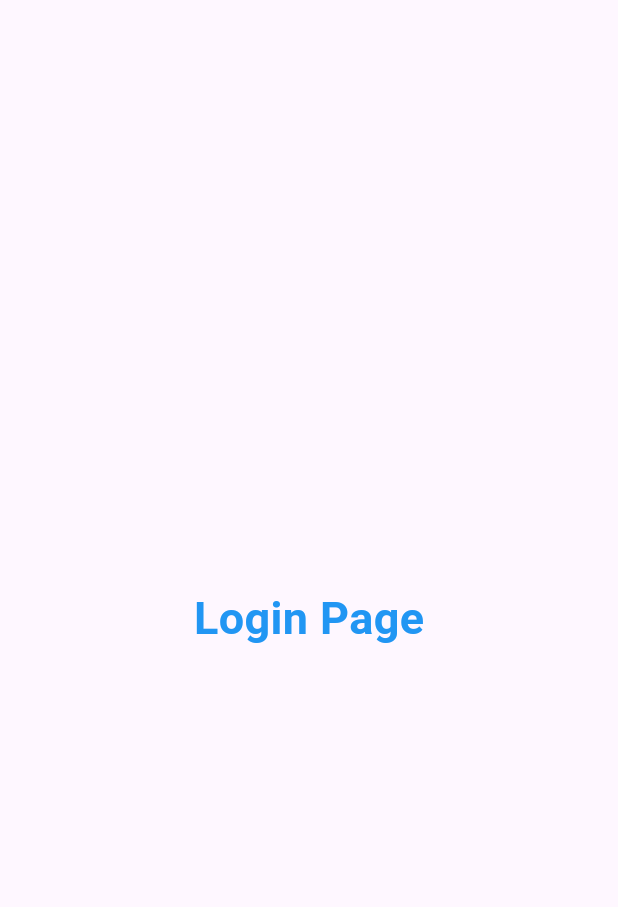
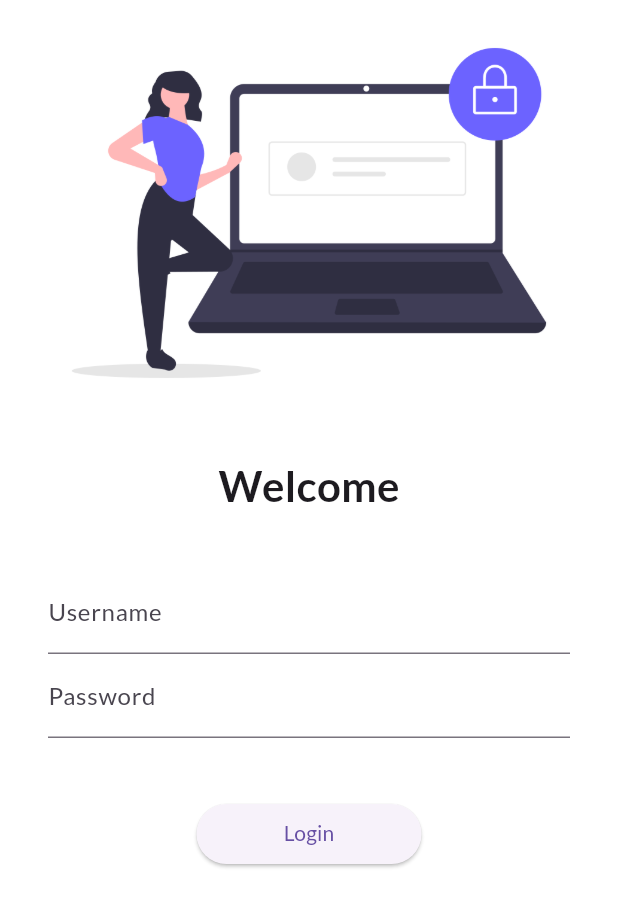
Before and after one commit to rushi055/Flutter30days, a Flutter app: the screen it shows after launch, on a phone screen of 412 x 824 dp. Shown: the top 907 px of the screen. Run offline on Flutter 3.47's test engine with Material 3 defaults, Android fonts, the phone set to English and light mode, and no system bars; our stand-ins replace google_fonts.

Commit message:
Day 4 completed

```diff
--- a/lib/main.dart
+++ b/lib/main.dart
@@ -1,6 +1,7 @@
 import 'package:flutter/material.dart';
 import 'package:flutter_catalog/pages/login_page.dart';
-
+import 'package:flutter_catalog/utils/routes.dart';
+import 'package:google_fonts/google_fonts.dart';
 import 'pages/home_page.dart';
 
 void main() {
@@ -12,16 +13,18 @@ class MyApp extends StatelessWidget {
   Widget build(BuildContext context) {
     return MaterialApp(
       themeMode: ThemeMode.light,
-      theme: ThemeData(primarySwatch: Colors.deepPurple),
+      theme: ThemeData(
+        primarySwatch: Colors.deepPurple,
+        fontFamily: GoogleFonts.lato().fontFamily,
+      ),
       darkTheme: ThemeData(
         brightness: Brightness.dark,
       ),
-      //initialRoute: "/home",
+      initialRoute: "/",
       routes: {
-        //Mapping
         "/": (context) => LoginPage(),
-        "/home": (context) => HomePage(),
-        "/login": (context) => LoginPage()
+        MyRoutes.homeRoute: (context) => HomePage(),
+        MyRoutes.loginRoute: (context) => LoginPage()
       },
     );
   }
--- a/lib/pages/login_page.dart
+++ b/lib/pages/login_page.dart
@@ -1,19 +1,64 @@
 import 'package:flutter/material.dart';
+import 'package:flutter_catalog/utils/routes.dart';
 
 class LoginPage extends StatelessWidget {
   @override
   Widget build(BuildContext context) {
-    return Scaffold(
-      body: Center(
-        child: Text(
-          "Login Page",
-          style: TextStyle(
-            fontSize: 30,
-            color: Colors.blue,
-            fontWeight: FontWeight.bold,
+    return Material(
+        color: Colors.white,
+        child: SingleChildScrollView(
+          child: Column(
+            children: [
+              Image.asset(
+                "assets/Images/login_image.png",
+                fit: BoxFit.cover,
+              ),
+              SizedBox(
+                height: 20.0,
+              ),
+              Text(
+                "Welcome",
+                style: TextStyle(
+                  fontSize: 28,
+                  fontWeight: FontWeight.bold,
+                ),
+              ),
+              SizedBox(
+                height: 20.0,
+              ),
+              Padding(
+                padding: const EdgeInsets.symmetric(
+                    vertical: 16.0, horizontal: 32.0),
+                child: Column(
+                  children: [
+                    TextFormField(
+                      decoration: InputDecoration(
+                        hintText: "Enter username",
+                        labelText: "Username",
+                      ),
+                    ),
+                    TextFormField(
+                      obscureText: true,
+                      decoration: InputDecoration(
+                        hintText: "Enter password",
+                        labelText: "Password",
+                      ),
+                    ),
+                    SizedBox(
+                      height: 40.0,
+                    ),
+                    ElevatedButton(
+                      child: Text("Login"),
+                      style: TextButton.styleFrom(minimumSize: Size(150, 40)),
+                      onPressed: () {
+                        Navigator.pushNamed(context, MyRoutes.homeRoute);
+                      },
+                    )
+                  ],
+                ),
+              )
+            ],
           ),
-        ),
-      ),
-    );
+        ));
   }
 }
--- /dev/null
+++ b/lib/utils/routes.dart
@@ -0,0 +1,4 @@
+class MyRoutes {
+  static String loginRoute = "/login";
+  static String homeRoute = "/home";
+}
--- a/pubspec.yaml
+++ b/pubspec.yaml
@@ -35,6 +35,7 @@ dependencies:
   # The following adds the Cupertino Icons font to your application.
   # Use with the CupertinoIcons class for iOS style icons.
   cupertino_icons: ^1.0.2
+  google_fonts: 6.1.0
 
 dev_dependencies:
   flutter_test:
@@ -59,8 +60,8 @@ flutter:
   uses-material-design: true
 
   # To add assets to your application, add an assets section, like this:
-  # assets:
-  #   - images/a_dot_burr.jpeg
+  assets:
+    - assets/Images/login_image.png
   #   - images/a_dot_ham.jpeg
 
   # An image asset can refer to one or more resolution-specific "variants", see
```
Also changed, not shown: assets/Images/login_image.png (added), pubspec.lock, 1 other file.
